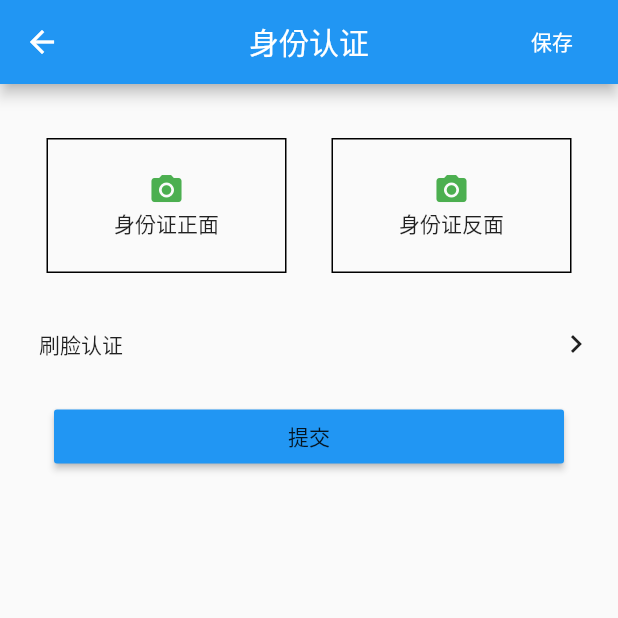
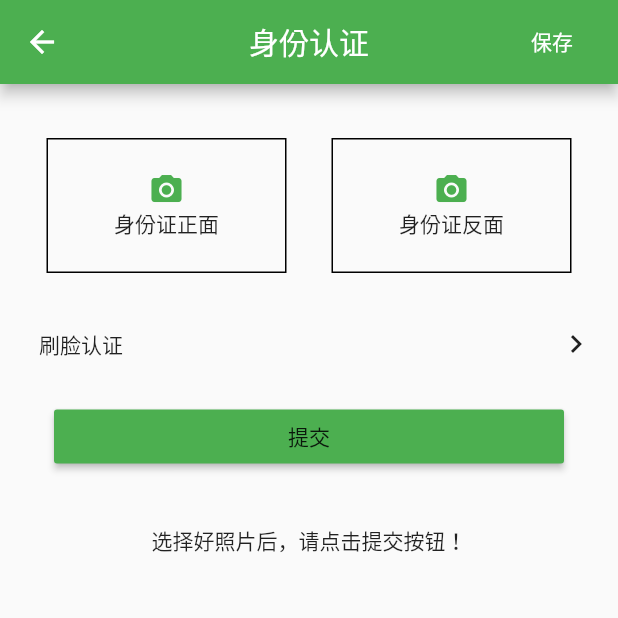
Before and after one commit to partnercloudsupport/release_app, a Flutter app: the IdentityCertificate screen opened directly, on a phone screen of 412 x 824 dp, the top half of it. Run offline on Flutter 3.47's test engine with Material 2 defaults, Android fonts, the phone set to English and light mode, and no system bars; our stand-ins replace firebase_auth, firebase_storage, google_sign_in, image_picker, shared_preferences; accounts and stored records are empty.

Commit message:
优化android启动页面light,不使用dark， 颜色优化公共处理

```diff
--- a/lib/src/bin/BorrowRecord.dart
+++ b/lib/src/bin/BorrowRecord.dart
@@ -1,4 +1,5 @@
 import 'package:flutter/material.dart';
+import 'package:release_app/src/comm/Colors.dart';
 
 /**
  * Created by zgx on 2017/5/23.
@@ -36,7 +37,7 @@ class SingleRecord extends StatelessWidget {
                       children: [
                         new Container(
                           padding: const EdgeInsets.only(left: 5.0),
-                          child: const FlutterLogo(),
+                          child: new FlutterLogo(colors: AppColors.primary,),
                         ),
                         new Container(
                           child: new Text('借款', style: Theme.of(context).primaryTextTheme.subhead),
--- /dev/null
+++ b/lib/src/comm/Colors.dart
@@ -0,0 +1,9 @@
+import 'package:flutter/material.dart';
+
+
+/**
+ * Created by zgx on 2017/5/27.
+ */
+class AppColors {
+  static MaterialColor primary = Colors.green;
+}
--- a/lib/src/components/MyApp.dart
+++ b/lib/src/components/MyApp.dart
@@ -1,6 +1,7 @@
 import 'package:flutter/foundation.dart';
 import 'package:flutter/material.dart';
 import 'package:release_app/src/comm/AppRoute.dart';
+import 'package:release_app/src/comm/Colors.dart';
 import 'package:release_app/src/components/Home.dart';
 import 'package:release_app/src/components/MyHomePage.dart';
 import 'package:release_app/src/components/bottom_navigation_home.dart';
@@ -28,7 +29,7 @@ class _MyAppState extends State<MyApp> {
 
   final ThemeData defaultThme = new ThemeData(
     brightness: Brightness.light,
-    primarySwatch: Colors.blue,
+    primarySwatch: AppColors.primary,
 //    accentColor: Colors.blueAccent[400],
   );
 
--- a/lib/src/components/singlePage/IdentityCertificate.dart
+++ b/lib/src/components/singlePage/IdentityCertificate.dart
@@ -30,6 +30,7 @@ class _IdentityCertificateState extends State<IdentityCertificate> {
   File imageFile2;
   bool _saveNeeded = false;
   bool _isUploading = false;
+  bool _uploadSuccess = false;
   double _processValue = 0.0; //上传进度
 
   getImage() async {
@@ -207,6 +208,22 @@ class _IdentityCertificateState extends State<IdentityCertificate> {
                 new Center(
                   child: _isUploading ? new CircularProgressIndicator() : null,
                 ),
+                new Container(
+                  margin: const EdgeInsets.only(top: 15.0),
+                  padding:
+                  const EdgeInsets.symmetric(vertical: 10.0, horizontal: 30.0),
+                  child:new Column(
+                    mainAxisSize: MainAxisSize.min,
+                    children: [
+                      !_uploadSuccess?
+                      new Text('选择好照片后，请点击提交按钮！') :
+                      new Text(
+                        '上传成功!',
+                        style: const TextStyle(color: const Color.fromARGB(255, 0, 155, 0)),
+                      )
+                    ],
+                  ),
+                ),
               ])),
     );
   }
@@ -241,6 +258,7 @@ class _IdentityCertificateState extends State<IdentityCertificate> {
     }
     setState(() {
       _isUploading = true;
+      _uploadSuccess = false;
     });
     print('start uploading....');
 
@@ -263,6 +281,7 @@ class _IdentityCertificateState extends State<IdentityCertificate> {
     setState(() {
       _isUploading = false;
       _saveNeeded = false;
+      _uploadSuccess = true;
     });
 
 //    http.Response downloadData = await http.get(downloadUrl);
```
Also changed, not shown: lib/src/components/singlePage/PersonalInfo.dart (+1 -33 lines), 1 other file.
